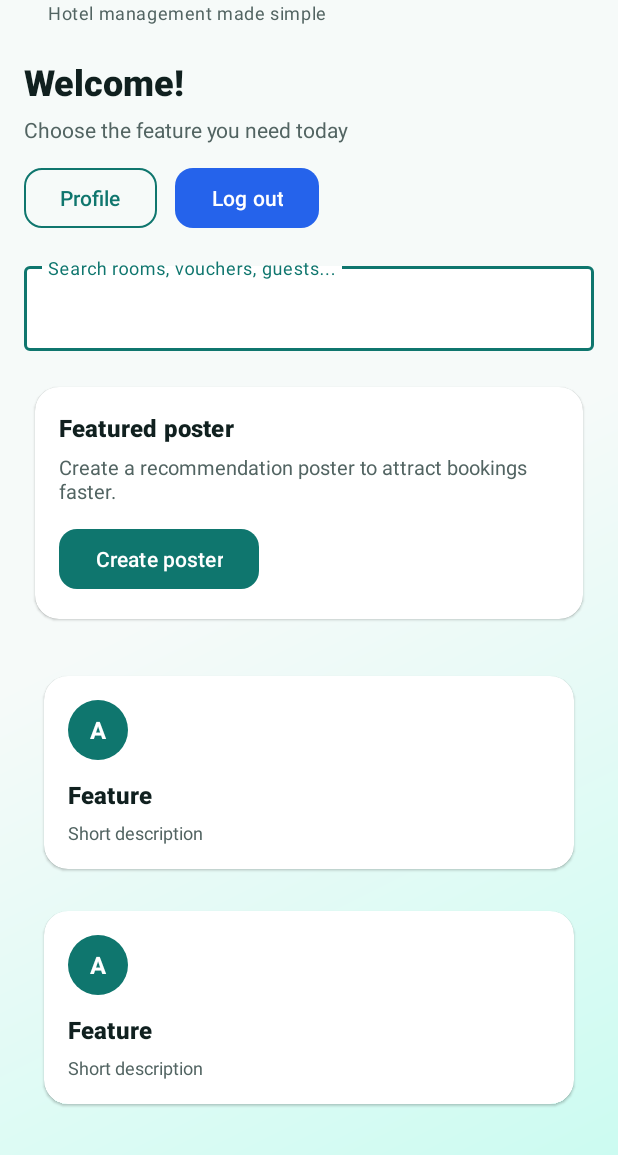
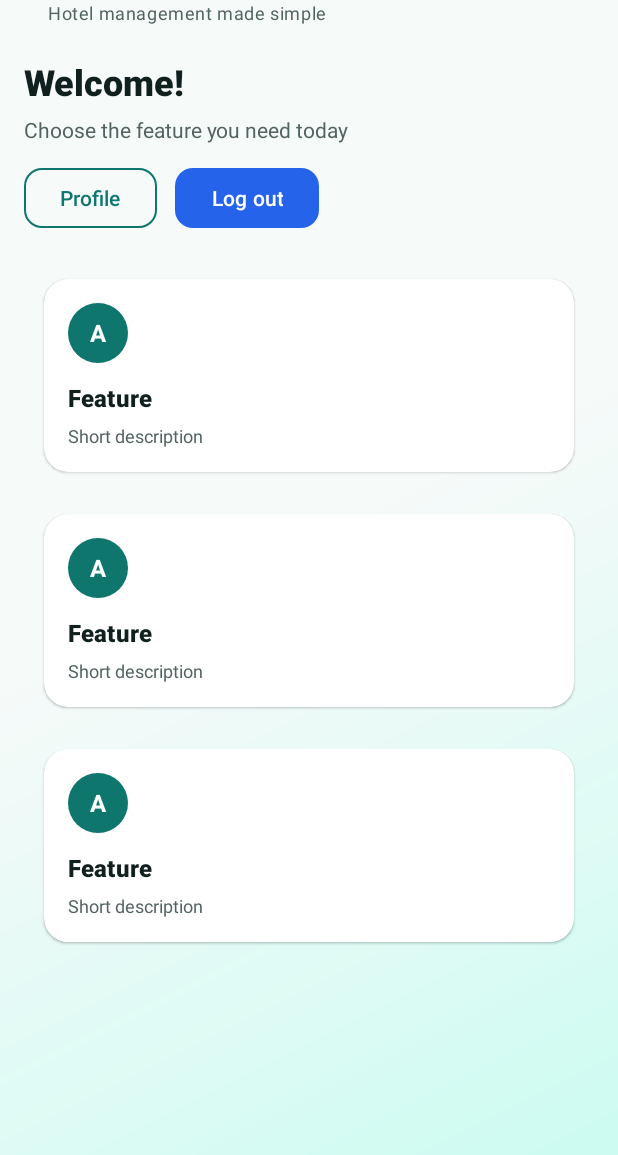
Before and after one commit to jerrylemin/HotelGo_ChuaBietTen, an Android app: the layout activity_main.xml on its own in the app's theme, with its tools: preview values and no code run, on a phone screen of 412 x 824 dp, the part 81-1236 px from its top. Run offline under Robolectric (Android 15) with nearby library versions, the light colour scheme and no system bars.

Commit message:
feat: remove search and highlight poster sections from admin dashboard

```diff
--- a/app/src/main/java/com/example/hotelapp_test2/MainActivity.kt
+++ b/app/src/main/java/com/example/hotelapp_test2/MainActivity.kt
@@ -30,10 +30,7 @@ import com.google.android.material.textfield.TextInputLayout
 class MainActivity : BaseActivity() {
     private lateinit var featureAdapter: FeatureAdapter
     private var currentRole: FeatureRole = FeatureRole.CLIENT
-    private var queryText: String = ""
     private lateinit var headerTitle: TextView
-    private lateinit var searchInput: TextInputLayout
-    private lateinit var highlightCard: MaterialCardView
 
     override fun onStart() {
         super.onStart()
@@ -61,8 +58,6 @@ class MainActivity : BaseActivity() {
         setupToolbar(R.string.app_name, R.string.main_toolbar_subtitle, showBack = false)
 
         headerTitle = findViewById(R.id.headerTitle)
-        searchInput = findViewById(R.id.searchInput)
-        highlightCard = findViewById(R.id.highlightCard)
 
         featureAdapter = FeatureAdapter { feature ->
             startActivity(Intent(this, feature.activityClass))
@@ -74,15 +69,6 @@ class MainActivity : BaseActivity() {
         val spacing = resources.getDimensionPixelSize(R.dimen.space_m)
         recyclerView.addItemDecoration(GridSpacingItemDecoration(2, spacing, true))
 
-        highlightCard.setOnClickListener {
-            startActivity(Intent(this, RecommendationPosterActivity::class.java))
-        }
-
-        val searchEdit = findViewById<TextInputEditText>(R.id.searchEdit)
-        searchEdit.addTextChangedListener { text ->
-            queryText = text?.toString().orEmpty()
-            applyFilters()
-        }
 
         val profileButton = findViewById<MaterialButton>(R.id.profileButton)
         profileButton.setOnClickListener {
@@ -103,13 +89,7 @@ class MainActivity : BaseActivity() {
 
     private fun applyFilters() {
         val filtered = FeatureRegistry.items.filter { item ->
-            val matchesRole = item.roles.contains(currentRole)
-            val title = getString(item.titleRes)
-            val subtitle = getString(item.subtitleRes)
-            val matchesQuery = queryText.isBlank() ||
-                title.contains(queryText, ignoreCase = true) ||
-                subtitle.contains(queryText, ignoreCase = true)
-            matchesRole && matchesQuery
+            item.roles.contains(currentRole)
         }
         featureAdapter.submitList(filtered)
     }
@@ -145,13 +125,6 @@ class MainActivity : BaseActivity() {
     }
 
     private fun updateRoleUi() {
-        val isAdmin = currentRole == FeatureRole.ADMIN
-        searchInput.visibility = if (isAdmin) View.VISIBLE else View.GONE
-        highlightCard.visibility = if (isAdmin) View.VISIBLE else View.GONE
-        if (!isAdmin && queryText.isNotBlank()) {
-            queryText = ""
-            findViewById<TextInputEditText>(R.id.searchEdit).setText("")
-        }
         applyFilters()
     }
 }
--- a/app/src/main/res/layout/activity_main.xml
+++ b/app/src/main/res/layout/activity_main.xml
@@ -79,70 +79,7 @@
             android:text="@string/main_logout_button" />
     </LinearLayout>
 
-    <com.google.android.material.textfield.TextInputLayout
-        android:id="@+id/searchInput"
-        style="@style/Widget.Material3.TextInputLayout.OutlinedBox"
-        android:layout_width="0dp"
-        android:layout_height="wrap_content"
-        android:layout_marginStart="@dimen/space_m"
-        android:layout_marginTop="@dimen/space_m"
-        android:layout_marginEnd="@dimen/space_m"
-        android:hint="@string/main_search_hint"
-        app:boxBackgroundColor="@color/surface_card"
-        app:layout_constraintEnd_toEndOf="parent"
-        app:layout_constraintStart_toStartOf="parent"
-        app:layout_constraintTop_toBottomOf="@id/headerActions">
 
-        <com.google.android.material.textfield.TextInputEditText
-            android:id="@+id/searchEdit"
-            android:layout_width="match_parent"
-            android:layout_height="wrap_content"
-            android:inputType="text"
-            android:maxLines="1" />
-    </com.google.android.material.textfield.TextInputLayout>
-
-    <com.google.android.material.card.MaterialCardView
-        android:id="@+id/highlightCard"
-        style="@style/Widget.Hotel.Card"
-        android:layout_width="0dp"
-        android:layout_height="wrap_content"
-        android:layout_marginStart="@dimen/space_m"
-        android:layout_marginTop="@dimen/space_m"
-        android:layout_marginEnd="@dimen/space_m"
-        app:layout_constraintEnd_toEndOf="parent"
-        app:layout_constraintStart_toStartOf="parent"
-        app:layout_constraintTop_toBottomOf="@id/searchInput">
-
-        <LinearLayout
-            android:layout_width="match_parent"
-            android:layout_height="wrap_content"
-            android:orientation="vertical"
-            android:padding="@dimen/space_m">
-
-            <TextView
-                android:layout_width="wrap_content"
-                android:layout_height="wrap_content"
-                style="@style/TextAppearance.Hotel.SectionTitle"
-                android:text="@string/main_highlight_title"
-                android:textColor="@color/text_primary"
-                android:textSize="16sp"
-                android:textStyle="bold" />
-
-            <TextView
-                android:layout_width="wrap_content"
-                android:layout_height="wrap_content"
-                android:layout_marginTop="@dimen/space_xs"
-                android:text="@string/main_highlight_body"
-                android:textColor="@color/text_secondary"
-                android:textSize="13sp" />
-
-            <com.google.android.material.button.MaterialButton
-                android:layout_width="wrap_content"
-                android:layout_height="wrap_content"
-                android:layout_marginTop="@dimen/space_s"
-                android:text="@string/main_highlight_button" />
-        </LinearLayout>
-    </com.google.android.material.card.MaterialCardView>
 
     <androidx.recyclerview.widget.RecyclerView
         android:id="@+id/featureRecycler"
@@ -156,7 +93,7 @@
         app:layout_constraintBottom_toBottomOf="parent"
         app:layout_constraintEnd_toEndOf="parent"
         app:layout_constraintStart_toStartOf="parent"
-        app:layout_constraintTop_toBottomOf="@id/highlightCard"
+        app:layout_constraintTop_toBottomOf="@id/headerActions"
         tools:listitem="@layout/item_feature_card" />
 
 </androidx.constraintlayout.widget.ConstraintLayout>
```
